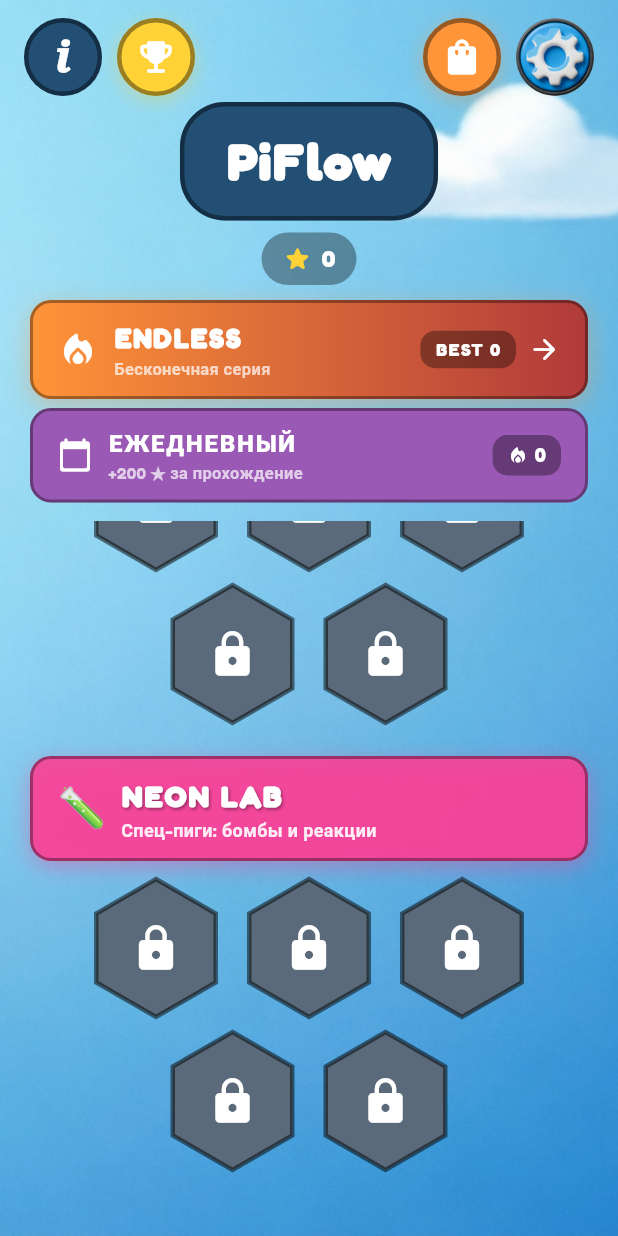
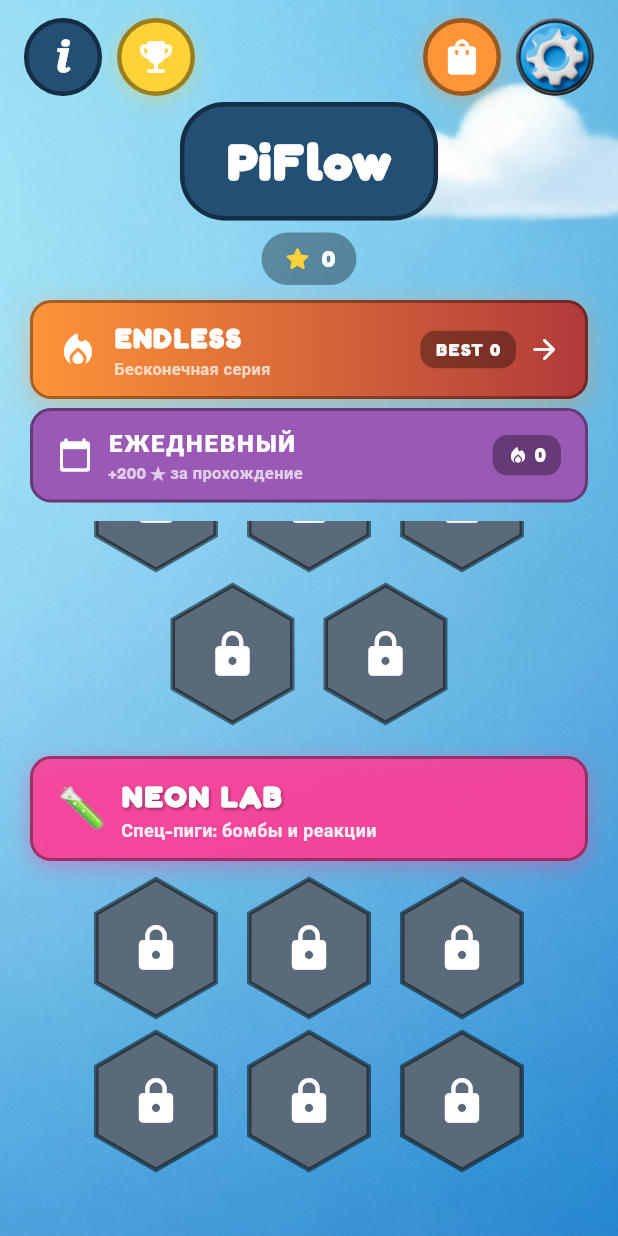
Before and after one commit to DDmsngr/Piflow, a Flutter app: the screen it shows after launch, scrolled down 1045 dp, on a phone screen of 412 x 824 dp. Run offline on Flutter 3.47's test engine with Material 3 defaults, Android fonts, the phone set to English and light mode, and no system bars; our stand-ins replace google_fonts, shared_preferences; missing offline and left inert: flame, flame_audio.

Commit message:
Add L26 "Полигон" test level + Neon Lab extension
- L26: 10x10 boss-scale test grid designed in Grid Lab (all mechanics:
  armor G2/Y2/V2/P2, dual _cp/_yg/_ov/_pc/_vo, 16-stone chamber).
  158 normal shots + 2 filter piggies. Lone _PA replaced with _e.
- Neon Lab lastLevel bumped 25 -> 30 to hold future levels.

```diff
--- a/lib/game/levels.dart
+++ b/lib/game/levels.dart
@@ -77,7 +77,7 @@ const List<WorldConfig> worlds = [
     emoji: '🧪',
     color: Color(0xFFFF3B93),
     firstLevel: 21,
-    lastLevel: 25,
+    lastLevel: 30,
     tagline: 'Спец-пиги: бомбы и реакции',
   ),
 ];
@@ -1761,4 +1761,98 @@ final List<LevelConfig> levels = [
     piggySpeed: 520,
     spawnInterval: 0.77,
   ),
+
+  // L26 — 🧪 «Полигон» (тестовый уровень, спроектирован в Grid Lab Aleksey'ем).
+  //   Все механики Neon Lab в одной сетке: armor (G2/Y2/V2/P2), 5 типов dual
+  //   (_cp / _yg / _ov / _pc / _vo), chamber из 16 stones, 2 filter piggies.
+  //   Одинокий _PA заменён на _e (portal без пары = мертвая клетка,
+  //   raycast трактует как stone). Portals в следующих итерациях.
+  //
+  //   Grid 10×10 · destructible: 82 (+ 16 stones)
+  //   Shots per color (посчитаны из редактора + verified вручную):
+  //     C = 6 clean + 4 (_cp outer) + 4 (_pc inner) = 14
+  //     P = 2 clean + 16 (_p2 armor) + 4 (_cp inner) + 4 (_pc outer) = 26
+  //     Y = 48 (_y2 armor) + 2 (_yg outer) = 50
+  //     G = 20 (_g2 armor) + 2 (_yg inner) = 22
+  //     V = 16 (_v2 armor) + 10 (_ov inner) + 5 (_vo outer) = 31
+  //     O = 10 (_ov outer) + 5 (_vo inner) = 15
+  //   Total normal = 158 + filter 16.
+  //
+  //   Order-critical duals:
+  //     _cp: C→P    (C-piggy до P)
+  //     _pc: P→C    (P до C — конфликт с _cp! Play accepts flexibility)
+  //     _yg: Y→G
+  //     _ov: O→V    (O piggy до V)
+  //     _vo: V→O    (V до O)
+  //   Player использует piggies-in-waiting для отложенной стрельбы —
+  //   inner-color piggies дожидаются пока outer убит.
+  //
+  //   Inventory (23 pigs, 2 specials, no traps — тест):
+  //     C × 3: 8+4+2   = 14
+  //     P × 4: 12+8+4+2 = 26
+  //     Y × 5: 20+15+10+3+2 = 50
+  //     G × 3: 12+7+3  = 22
+  //     O × 2: 10+5    = 15
+  //     V × 4: 15+10+4+2 = 31
+  //     FILTER × 2 ammo=8+8 (⚡ 16 stones chamber)
+  //
+  //   Par: 23. Boss-scale (>150 shots) — тест на выносливость и планирование.
+  LevelConfig(
+    levelNumber: 26,
+    grid: [
+      [_g2, _g2, _c , _c , _c , _c , _c , _c , _g2, _g2],
+      [_g2, _y2, _y2, _cp, _cp, _cp, _cp, _y2, _y2, _g2],
+      [_g2, _y2, _S , _S , _S , _S , _S , _S , _y2, _g2],
+      [_g2, _y2, _S , _yg, _S , _S , _yg, _S , _y2, _g2],
+      [_ov, _y2, _S , _S , _S , _S , _S , _S , _y2, _ov],
+      [_ov, _ov, _ov, _ov, _pc, _pc, _ov, _ov, _ov, _ov],
+      [_v2, _y2, _y2, _p , _vo, _vo, _p , _y2, _y2, _v2],
+      [_v2, _y2, _pc, _y2, _vo, _vo, _y2, _pc, _y2, _v2],
+      [_v2, _y2, _y2, _y2, _vo, _e , _y2, _y2, _y2, _v2], // _PA→_e (portal без пары)
+      [_v2, _p2, _p2, _p2, _p2, _p2, _p2, _p2, _p2, _v2],
+    ],
+    inventory: const [
+      // C first — _cp outer + clean C
+      PiggyBundle(color: PiggyColor.cyan,   ammo:  8),
+      PiggyBundle(color: PiggyColor.cyan,   ammo:  4),
+      PiggyBundle(color: PiggyColor.cyan,   ammo:  2), // sum C = 14
+      // P — _p2 armor + _pc outer + _cp inner + clean
+      PiggyBundle(color: PiggyColor.pink,   ammo: 12),
+      PiggyBundle(color: PiggyColor.pink,   ammo:  8),
+      PiggyBundle(color: PiggyColor.pink,   ammo:  4),
+      PiggyBundle(color: PiggyColor.pink,   ammo:  2), // sum P = 26
+      // Y — _y2 armor + _yg outer (много Y — bulk)
+      PiggyBundle(color: PiggyColor.yellow, ammo: 20),
+      PiggyBundle(color: PiggyColor.yellow, ammo: 15),
+      PiggyBundle(color: PiggyColor.yellow, ammo: 10),
+      PiggyBundle(color: PiggyColor.yellow, ammo:  3),
+      PiggyBundle(color: PiggyColor.yellow, ammo:  2), // sum Y = 50
+      // G — _g2 armor + _yg inner
+      PiggyBundle(color: PiggyColor.green,  ammo: 12),
+      PiggyBundle(color: PiggyColor.green,  ammo:  7),
+      PiggyBundle(color: PiggyColor.green,  ammo:  3), // sum G = 22
+      // O — _ov outer + _vo inner (O до V)
+      PiggyBundle(color: PiggyColor.orange, ammo: 10),
+      PiggyBundle(color: PiggyColor.orange, ammo:  5), // sum O = 15
+      // V — _v2 armor + _ov inner + _vo outer (V перекликается с O через оба dual)
+      PiggyBundle(color: PiggyColor.purple, ammo: 15),
+      PiggyBundle(color: PiggyColor.purple, ammo: 10),
+      PiggyBundle(color: PiggyColor.purple, ammo:  4),
+      PiggyBundle(color: PiggyColor.purple, ammo:  2), // sum V = 31
+      // FILTER × 2 — 16 stones chamber
+      PiggyBundle(color: PiggyColor.cyan,   ammo:  8, type: PiggyType.filter),
+      PiggyBundle(color: PiggyColor.cyan,   ammo:  8, type: PiggyType.filter),
+    ],
+    targetLaunches: 23,
+    perfectLaunchTolerance: 0,
+    softLaunchTolerance: 2,
+    expectedCombos: 1,
+    masteryChallenge: MasteryChallenge.noWastedShots,
+    spawnPalette: const [
+      PiggyColor.cyan, PiggyColor.pink, PiggyColor.yellow,
+      PiggyColor.green, PiggyColor.orange, PiggyColor.purple,
+    ],
+    piggySpeed: 520,
+    spawnInterval: 0.75,
+  ),
 ];
```
